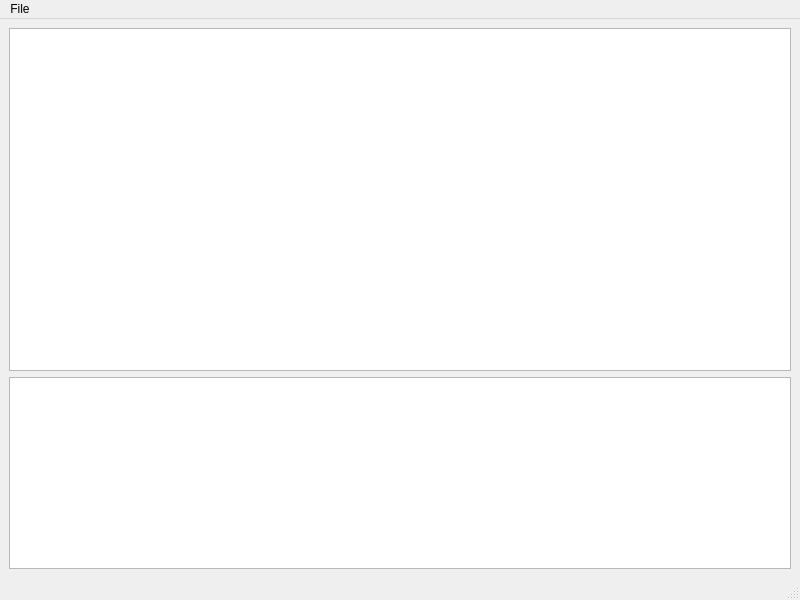
Above: desktop/MainWindow.ui from sptrakesh/apm-viewer before the change. Below: the same form after it.
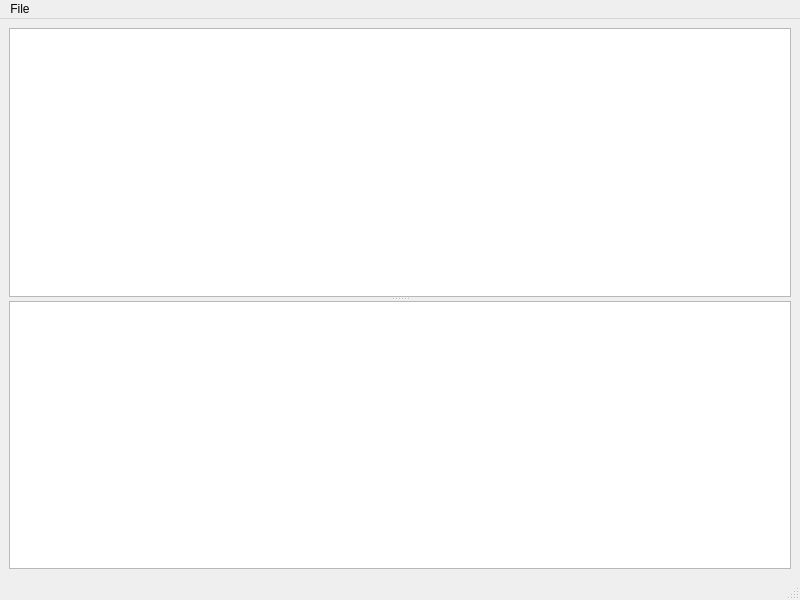
That is the form after the change.

Commit message: Use splitter to make tree/table size user adjustable. Add readme files.

Diff of the .ui file:
```diff
--- a/desktop/MainWindow.ui
+++ b/desktop/MainWindow.ui
@@ -22,6 +22,10 @@
    </property>
    <layout class="QVBoxLayout" name="verticalLayout">
     <item>
+     <widget class="QSplitter" name="splitter">
+      <property name="orientation">
+       <enum>Qt::Orientation::Vertical</enum>
+      </property>
      <widget class="QTreeView" name="treeView">
       <property name="sizePolicy">
        <sizepolicy hsizetype="Expanding" vsizetype="Expanding">
@@ -30,15 +34,14 @@
        </sizepolicy>
       </property>
      </widget>
-    </item>
-    <item>
      <widget class="QTableView" name="tableView">
       <property name="sizePolicy">
-       <sizepolicy hsizetype="Expanding" vsizetype="Fixed">
+        <sizepolicy hsizetype="Expanding" vsizetype="Minimum">
         <horstretch>0</horstretch>
         <verstretch>0</verstretch>
        </sizepolicy>
       </property>
+      </widget>
      </widget>
     </item>
    </layout>
```
Lines whose indentation alone changed are shown as unchanged. The commit also changes 1 other file.
